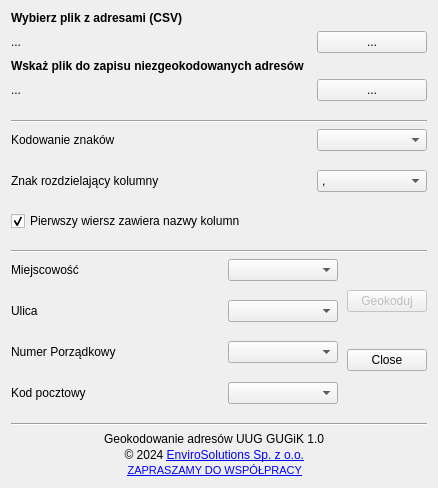
Qt form geokodowanie_adresow_dialog_base.ui (envirosolutionspl/geokodowanie_adresow) before a commit.
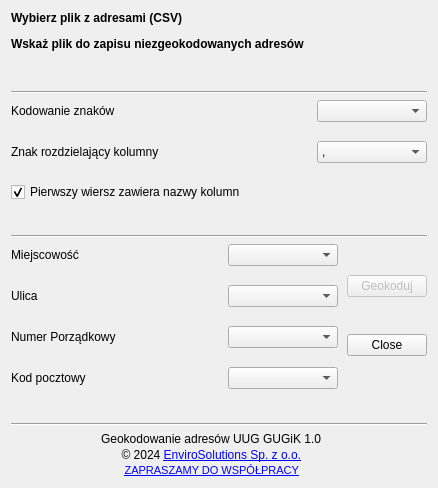
The same form after that commit. Icons and pictures are not drawn. Custom widgets are drawn as their Qt base class.

Commit message: zamieniłwm lablie na QgsFileWidget

Patch:
```diff
--- a/geokodowanie_adresow_dialog_base.ui
+++ b/geokodowanie_adresow_dialog_base.ui
@@ -408,49 +408,7 @@
    <item row="3" column="0">
     <layout class="QHBoxLayout" name="horizontalLayout_2">
      <item>
-      <widget class="QLabel" name="lblOutputFile">
-       <property name="sizePolicy">
-        <sizepolicy hsizetype="MinimumExpanding" vsizetype="Preferred">
-         <horstretch>0</horstretch>
-         <verstretch>0</verstretch>
-        </sizepolicy>
-       </property>
-       <property name="text">
-        <string>...</string>
-       </property>
-      </widget>
-     </item>
-     <item>
-      <spacer name="horizontalSpacer_9">
-       <property name="orientation">
-        <enum>Qt::Horizontal</enum>
-       </property>
-       <property name="sizeHint" stdset="0">
-        <size>
-         <width>40</width>
-         <height>20</height>
-        </size>
-       </property>
-      </spacer>
-     </item>
-     <item>
-      <widget class="QPushButton" name="btnOutputFile">
-       <property name="sizePolicy">
-        <sizepolicy hsizetype="Fixed" vsizetype="Fixed">
-         <horstretch>0</horstretch>
-         <verstretch>0</verstretch>
-        </sizepolicy>
-       </property>
-       <property name="minimumSize">
-        <size>
-         <width>110</width>
-         <height>0</height>
-        </size>
-       </property>
-       <property name="text">
-        <string>...</string>
-       </property>
-      </widget>
+      <widget class="QgsFileWidget" name="qfwOutputFile"/>
      </item>
     </layout>
    </item>
@@ -523,49 +481,7 @@
    <item row="1" column="0">
     <layout class="QHBoxLayout" name="horizontalLayout">
      <item>
-      <widget class="QLabel" name="lblInputFile">
-       <property name="sizePolicy">
-        <sizepolicy hsizetype="MinimumExpanding" vsizetype="Preferred">
-         <horstretch>0</horstretch>
-         <verstretch>0</verstretch>
-        </sizepolicy>
-       </property>
-       <property name="text">
-        <string>...</string>
-       </property>
-      </widget>
-     </item>
-     <item>
-      <spacer name="horizontalSpacer_10">
-       <property name="orientation">
-        <enum>Qt::Horizontal</enum>
-       </property>
-       <property name="sizeHint" stdset="0">
-        <size>
-         <width>40</width>
-         <height>20</height>
-        </size>
-       </property>
-      </spacer>
-     </item>
-     <item>
-      <widget class="QPushButton" name="btnInputFile">
-       <property name="sizePolicy">
-        <sizepolicy hsizetype="Fixed" vsizetype="Fixed">
-         <horstretch>0</horstretch>
-         <verstretch>0</verstretch>
-        </sizepolicy>
-       </property>
-       <property name="minimumSize">
-        <size>
-         <width>110</width>
-         <height>0</height>
-        </size>
-       </property>
-       <property name="text">
-        <string>...</string>
-       </property>
-      </widget>
+      <widget class="QgsFileWidget" name="qfwInputFile"/>
      </item>
     </layout>
    </item>
@@ -584,8 +500,8 @@
        </property>
        <property name="maximumSize">
         <size>
-         <width>60</width>
-         <height>60</height>
+         <width>55</width>
+         <height>55</height>
         </size>
        </property>
        <property name="frameShadow">
@@ -734,6 +650,13 @@
    </item>
   </layout>
  </widget>
+ <customwidgets>
+  <customwidget>
+   <class>QgsFileWidget</class>
+   <extends>QWidget</extends>
+   <header>qgsfilewidget.h</header>
+  </customwidget>
+ </customwidgets>
  <resources/>
  <connections>
   <connection>
```
The commit also changes 1 other file.
